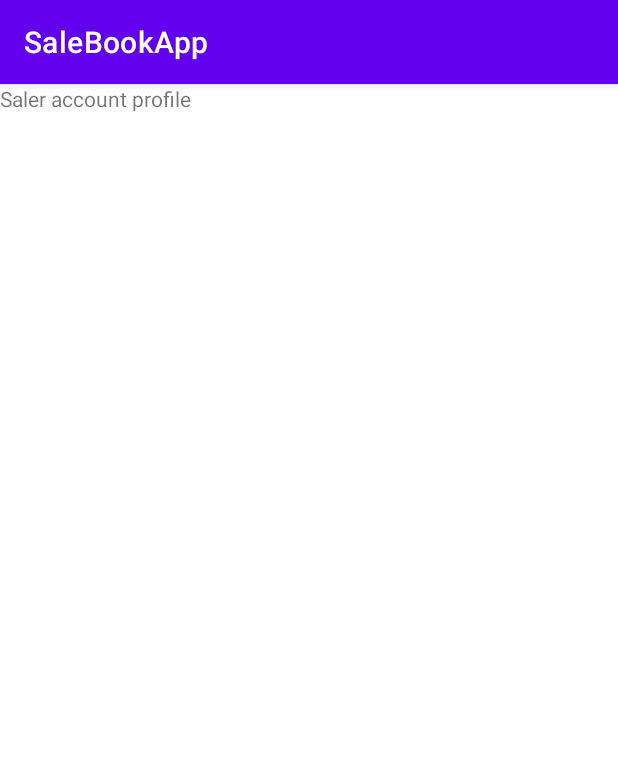
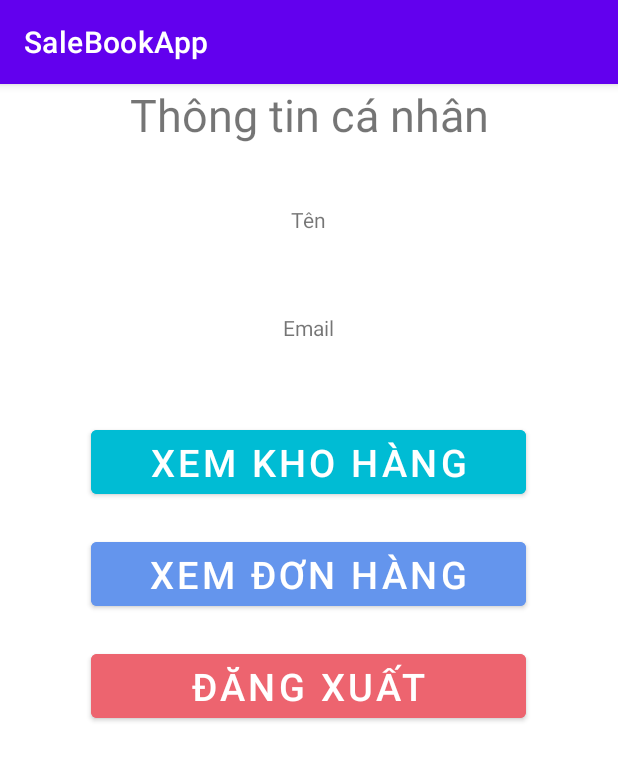
Before and after one commit to TuDV2000/LTDD_CS81_Nhom20, an Android app: the fragment AccsalerFragment shown on its own in the app's theme, on a phone screen of 412 x 824 dp. Shown: the top 761 px of the screen. Run offline under Robolectric (Android 15) with nearby library versions, the phone set to English and light mode, and no system bars; our stand-ins replace Room's generated code; 3 statements that could not run were skipped.

Commit message:
ehehehehehehehehehe22222

```diff
--- a/app/src/main/AndroidManifest.xml
+++ b/app/src/main/AndroidManifest.xml
@@ -12,7 +12,8 @@
         android:roundIcon="@mipmap/ic_launcher_round"
         android:supportsRtl="true"
         android:theme="@style/Theme.SaleBookApp">
-        <activity android:name=".PaymentActivity"></activity>
+        <activity android:name=".BuyerBillsActivity"></activity>
+        <activity android:name=".PaymentActivity" />
         <activity
             android:name=".ConfirmActivity"
             android:parentActivityName=".RegistActivity" />
--- a/app/src/main/java/com/example/salebookapp/AccsalerFragment.java
+++ b/app/src/main/java/com/example/salebookapp/AccsalerFragment.java
@@ -1,19 +1,54 @@
 package com.example.salebookapp;
 
+import android.content.Intent;
 import android.os.Bundle;
 import android.view.LayoutInflater;
 import android.view.View;
 import android.view.ViewGroup;
+import android.widget.Button;
+import android.widget.TextView;
 
 import androidx.fragment.app.Fragment;
 
+import com.example.salebookapp.entities.Customer;
+
 public class AccsalerFragment extends Fragment {
 
+    TextView tvAccountName, tvAccountEmail;
+    Button btnStore, btnSalerBill, btnLogout;
     View view;
     @Override
     public View onCreateView(LayoutInflater inflater, ViewGroup container,
                              Bundle savedInstanceState) {
         view = inflater.inflate(R.layout.fragment_accsaler, container, false);
+        setUp();
+        setData();
+        btnLogout.setOnClickListener(new View.OnClickListener() {
+            @Override
+            public void onClick(View v) {
+                Utils.accLogin = null;
+                getActivity().finish();
+                startActivity(new Intent(getContext(),HomeActivity.class));
+            }
+        });
+
         return view;
     }
+    private void setUp() {
+        tvAccountEmail = view.findViewById(R.id.tv_accountEmail);
+        tvAccountName = view.findViewById(R.id.tv_accountName);
+        btnStore = view.findViewById(R.id.btn_store);
+        btnSalerBill = view.findViewById(R.id.btn_salerBill);
+        btnLogout = view.findViewById(R.id.btn_logOut);
+    }
+    private void setData(){
+        AppDatabase.databaseWriteExecutor.execute(new Runnable() {
+            @Override
+            public void run() {
+                Customer customer = AppDatabase.getDatabase(getContext()).dao().getCusById(Utils.accLogin.getAccID());
+                tvAccountName.setText(customer.getFullName());
+                tvAccountEmail.setText(Utils.accLogin.getUsername());
+            }
+        });
+    }
 }
--- a/app/src/main/res/layout/fragment_accsaler.xml
+++ b/app/src/main/res/layout/fragment_accsaler.xml
@@ -8,7 +8,76 @@
     <TextView
         android:layout_width="match_parent"
         android:layout_height="wrap_content"
-        android:text="Saler account profile">
-    </TextView>
+        android:text="Thông tin cá nhân"
+        android:textSize="30dp"
+        android:textAlignment="center"/>
+    <LinearLayout
+        android:layout_width="match_parent"
+        android:layout_height="wrap_content"
+        android:layout_marginTop="40dp"
+        android:orientation="vertical">
+        <TextView
+            android:layout_width="wrap_content"
+            android:layout_height="wrap_content"
+            android:text="Tên"
+            android:layout_gravity="center"/>
+        <TextView
+            android:id="@+id/tv_accountName"
+            android:layout_width="wrap_content"
+            android:layout_height="wrap_content"
+            android:text=""
+            android:textSize="24dp"
+            android:textStyle="bold"
+            android:layout_gravity="center"/>
+    </LinearLayout>
+    <LinearLayout
+        android:layout_width="match_parent"
+        android:layout_height="wrap_content"
+        android:layout_marginTop="20dp"
+        android:orientation="vertical">
+        <TextView
+            android:layout_width="wrap_content"
+            android:layout_height="wrap_content"
+            android:text="Email"
+            android:layout_gravity="center"/>
+        <TextView
+            android:id="@+id/tv_accountEmail"
+            android:layout_width="wrap_content"
+            android:layout_height="wrap_content"
+            android:text=""
+            android:textSize="24dp"
+            android:textStyle="bold"
+            android:layout_gravity="center"/>
+    </LinearLayout>
+
+    <Button
+        android:id="@+id/btn_store"
+        android:layout_marginTop="20dp"
+        android:layout_width="290dp"
+        android:layout_height="wrap_content"
+        android:layout_gravity="center"
+        android:text="xem kho hàng"
+        android:textSize="25dp"
+        android:backgroundTint="#00BCD4"
+        android:enabled="true" />
+    <Button
+        android:id="@+id/btn_salerBill"
+        android:layout_marginTop="20dp"
+        android:layout_width="290dp"
+        android:layout_height="wrap_content"
+        android:layout_gravity="center"
+        android:text="Xem đơn hàng"
+        android:textSize="25dp"
+        android:backgroundTint="#6495ED"
+        android:enabled="true" />
+    <Button
+        android:id="@+id/btn_logOut"
+        android:layout_marginTop="20dp"
+        android:layout_width="290dp"
+        android:layout_height="wrap_content"
+        android:layout_gravity="center"
+        android:text="Đăng xuất"
+        android:textSize="25dp"
+        android:backgroundTint="#ED646F"/>
 
 </LinearLayout>
```
Also changed, not shown: app/src/main/java/com/example/salebookapp/AccbuyerFragment.java (+12 -4 lines), app/src/main/java/com/example/salebookapp/BuyerBillsActivity.java (added, +14 -0 lines), app/src/main/res/layout/activity_buyer_bills.xml (added, +9 -0 lines), app/src/main/res/layout/fragment_accbuyer.xml (+10 -0 lines).
